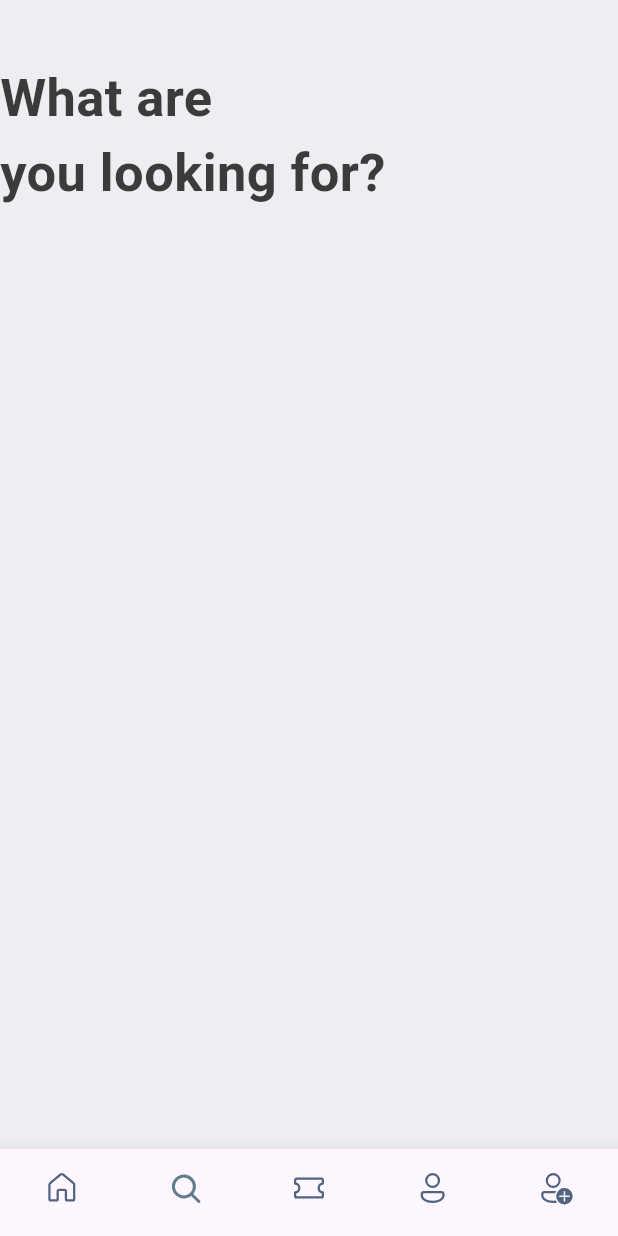
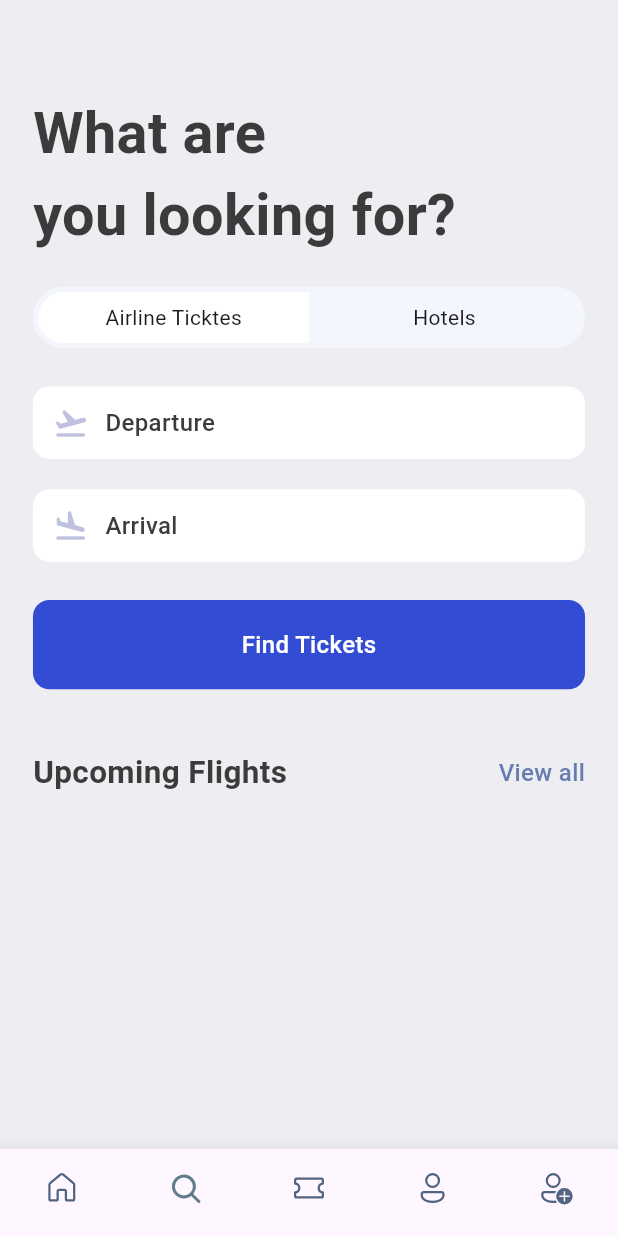
Before and after one commit to adedeni/flightBookingApp, a Flutter app: the screen it shows after launch, item 2 of the bottom bar chosen, on a phone screen of 412 x 824 dp. Run offline on Flutter 3.47's test engine with Material 3 defaults, Android fonts, the light colour scheme and no system bars; our stand-ins replace fluentui_icons, gap.

Commit message:
designing search page

```diff
--- a/lib/screens/bottom_bar.dart
+++ b/lib/screens/bottom_bar.dart
@@ -5,7 +5,7 @@ import 'package:flightbookingapp/screens/ticket_screen.dart';
 import 'package:fluentui_icons/fluentui_icons.dart';
 import 'package:flutter/material.dart';
 
-import 'profile_screen2.dart';
+import 'assignment.dart';
 
 
   class BottomBar extends StatefulWidget {
@@ -18,11 +18,11 @@ class _BottomBarState extends State<BottomBar> {
   int _selectedIndex = 0;
 
   static final List<Widget> _widgetOptions =<Widget> [
-    HomeScreen(),
-    SearchScreen(),
-    TicketScreen(),
-    ProfileScreen(),
-    ProfileScreen2(),
+    const HomeScreen(),
+    const SearchScreen(),
+    const TicketScreen(),
+    const ProfileScreen(),
+    const Assignment(),
   ];
   void _onItemTapped(int index) {
     setState(() {
--- a/lib/screens/search_screen.dart
+++ b/lib/screens/search_screen.dart
@@ -1,5 +1,7 @@
 import 'package:flightbookingapp/utils/app_layout.dart';
 import 'package:flightbookingapp/utils/styles.dart';
+import 'package:flightbookingapp/widgets/double_header_text.dart';
+import 'package:flightbookingapp/widgets/icon_text.dart';
 import 'package:flutter/material.dart';
 import 'package:gap/gap.dart';
 
@@ -8,15 +10,94 @@ class SearchScreen extends StatelessWidget {
 
   @override
   Widget build(BuildContext context) {
-    return  Scaffold(
-     backgroundColor: Styles.backgroundColor,
+    final size = AppLayout.getSize(context);
+    return Scaffold(
+      backgroundColor: Styles.backgroundColor,
       body: ListView(
+        padding: EdgeInsets.symmetric(
+          horizontal: AppLayout.getWidth(context, 20),
+          vertical: AppLayout.getHeight(context, 20),
+        ),
         children: [
-          Gap(AppLayout.getHeight (context, 40)),
-          Text("What are\nyou looking for?", style: Styles.headLineStyle1.copyWith(fontSize: 35),)
+          Gap(AppLayout.getHeight(context, 40)),
+          Text(
+            "What are\nyou looking for?",
+            style: Styles.headLineStyle1.copyWith(
+              fontSize: AppLayout.getWidth(context, 35),
+            ),
+          ),
+          Gap(AppLayout.getHeight(context, 20)),
+          FittedBox(
+            child: Container(
+              padding: const EdgeInsets.all(3.5),
+              decoration: BoxDecoration(
+                borderRadius: BorderRadius.circular(
+                  AppLayout.getHeight(context, 50),
+                ),
+                color: const Color(0xFFF4F6FD),
+              ),
+              child: Row(
+                children: [
+                  //airline tickets
+                  Container(
+                    width: size.width * 0.44,
+                    padding: EdgeInsets.symmetric(
+                      vertical: AppLayout.getHeight(context, 7),
+                    ),
+                    decoration: BoxDecoration(
+                      borderRadius: BorderRadius.horizontal(
+                        left: Radius.circular(AppLayout.getHeight(context, 50)),
+                      ),
+                      color: Colors.white,
+                    ),
+                    child: Center(child: Text("Airline Ticktes")),
+                  ),
+                  //hotels
+                  Container(
+                    width: size.width * 0.44,
+                    padding: EdgeInsets.symmetric(
+                      vertical: AppLayout.getHeight(context, 7),
+                    ),
+                    decoration: BoxDecoration(
+                      borderRadius: BorderRadius.horizontal(
+                        right: Radius.circular(
+                          AppLayout.getHeight(context, 50),
+                        ),
+                      ),
+                      color: Colors.transparent,
+                    ),
+                    child: Center(child: Text("Hotels")),
+                  ),
+                ],
+              ),
+            ),
+          ),
+          Gap(AppLayout.getHeight(context, 25)),
+          const IconText(icon: Icons.flight_takeoff_rounded, text: 'Departure'),
+          Gap(AppLayout.getHeight(context, 20)),
+          const IconText(icon: Icons.flight_land_rounded, text: 'Arrival'),
+          Gap(AppLayout.getHeight(context, 25)),
+          Container(
+            padding: EdgeInsets.symmetric(
+              vertical: AppLayout.getHeight(context, 18),
+              horizontal: AppLayout.getWidth(context, 15),
+            ),
+            decoration: BoxDecoration(
+              color: Color(0xD91130CE),
+              borderRadius: BorderRadius.circular(
+                AppLayout.getWidth(context, 10),
+              ),
+            ),
+            child: Center(
+              child: Text(
+                'Find Tickets', style: Styles.textStyle.copyWith(color: Colors.white)
+                ),
+            ),
+          ),
+          Gap(AppLayout.getHeight(context, 40)),
+          const DoubleHeaderText(bigText: "Upcoming Flights", smallText: "View all",)
         ],
       ),
     );
-
   }
 }
--- /dev/null
+++ b/lib/widgets/double_header_text.dart
@@ -0,0 +1,23 @@
+import 'package:flightbookingapp/utils/styles.dart';
+import 'package:flutter/material.dart';
+
+class DoubleHeaderText extends StatelessWidget {
+  final String bigText;
+  final String smallText;
+  const DoubleHeaderText({super.key, required this.bigText, required this.smallText});
+
+  @override
+  Widget build(BuildContext context) {
+    return   Row(
+              mainAxisAlignment: MainAxisAlignment.spaceBetween,
+              children: [
+                Text(bigText, style: Styles.headLineStyle2,),
+                InkWell(
+                  onTap: (){
+                    //print("this works");
+                  },
+                  child: Text(smallText, style: Styles.textStyle.copyWith(color: Styles.primaryColor),))
+              ],
+    );
+  }
+}
--- /dev/null
+++ b/lib/widgets/icon_text.dart
@@ -0,0 +1,31 @@
+import 'package:flightbookingapp/utils/app_layout.dart';
+import 'package:flightbookingapp/utils/styles.dart';
+import 'package:flutter/material.dart';
+import 'package:gap/gap.dart';
+
+class IconText extends StatelessWidget {
+  final IconData icon;
+  final String text;
+  const IconText({super.key, required this.icon, required this.text});
+
+  @override
+  Widget build(BuildContext context) {
+    return Container(
+      padding: EdgeInsets.symmetric(
+        vertical: AppLayout.getHeight(context, 12),
+        horizontal: AppLayout.getWidth(context, 12),
+      ),
+      decoration: BoxDecoration(
+        color: Colors.white,
+        borderRadius: BorderRadius.circular(AppLayout.getWidth(context, 10)),
+      ),
+      child: Row(
+        children: [
+          Icon(icon, color: const Color(0xFFBFC2DF)),
+          Gap(AppLayout.getWidth(context, 10)),
+          Text(text, style: Styles.textStyle),
+        ],
+      ),
+    );
+  }
+}
```
Also changed, not shown: lib/screens/assignment.dart (added, +168 -0 lines), lib/screens/home_screen.dart (+3 -22 lines), lib/screens/profile_screen2.dart (deleted, +0 -72 lines), assets/images/profile.jpg (added), flutter_01.png (added), flutter_02.png (added).
